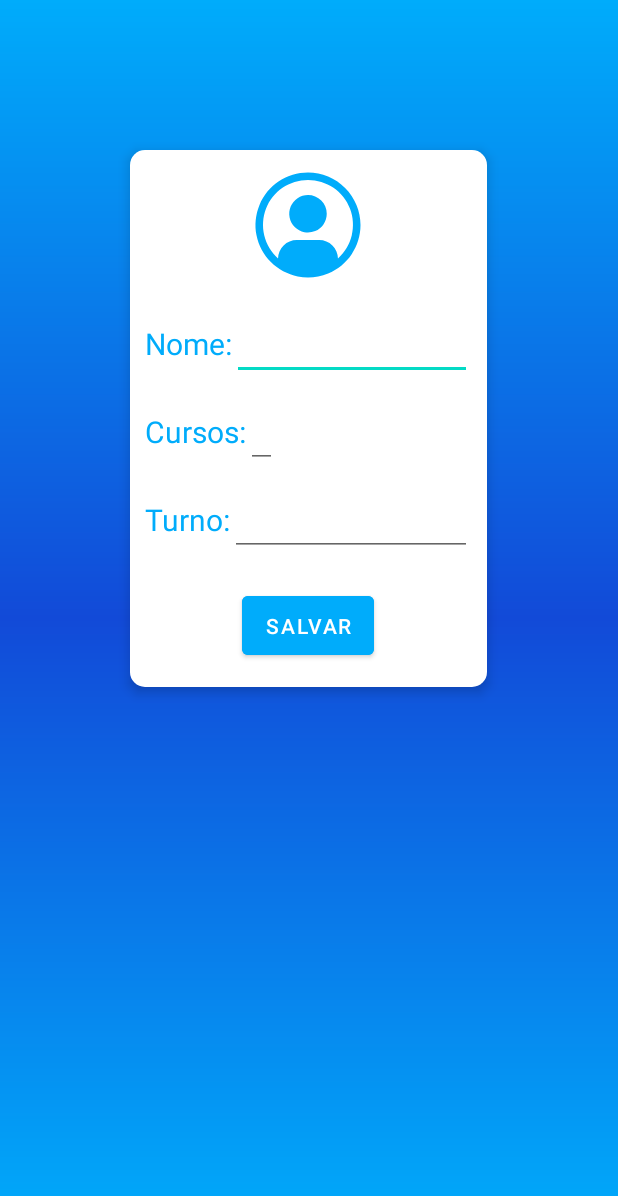
After one commit to ATheDS/SQLiteMaisEstudo, an Android app: the EditarActivity screen opened directly, with no data from a screen before it, on a phone screen of 412 x 824 dp. The commit adds this screen. Shown: the top 1196 px of the screen. Run offline under Robolectric (Android 15) with nearby library versions, the phone set to English and light mode, and no system bars.

Commit message:
terca Arcom

```diff
--- a/app/src/main/AndroidManifest.xml
+++ b/app/src/main/AndroidManifest.xml
@@ -9,6 +9,9 @@
         android:roundIcon="@mipmap/ic_launcher_round"
         android:supportsRtl="true"
         android:theme="@style/Theme.SQLiteMaisEstudo">
+        <activity
+            android:name=".EditarActivity"
+            android:exported="true" />
         <activity
             android:name=".TabelaUsersActivity"
             android:exported="true" />
--- /dev/null
+++ b/app/src/main/java/com/example/sqlitemaisestudo/EditarActivity.java
@@ -0,0 +1,14 @@
+package com.example.sqlitemaisestudo;
+
+import androidx.appcompat.app.AppCompatActivity;
+
+import android.os.Bundle;
+
+public class EditarActivity extends AppCompatActivity {
+
+    @Override
+    protected void onCreate(Bundle savedInstanceState) {
+        super.onCreate(savedInstanceState);
+        setContentView(R.layout.activity_editar);
+    }
+}
--- a/app/src/main/java/com/example/sqlitemaisestudo/HomeActivity.java
+++ b/app/src/main/java/com/example/sqlitemaisestudo/HomeActivity.java
@@ -45,9 +45,10 @@ public class HomeActivity extends AppCompatActivity {
         AgendaFragment afragment = new AgendaFragment();
         PerfilFragment pfragment = new PerfilFragment();
 
+        adapter.addFragment(mfragment,"Materias");
+        adapter.addFragment(afragment,"Agenda");
         adapter.addFragment(pfragment,"Perfil");
-        adapter.addFragment(afragment,"Agenda");
-        adapter.addFragment(mfragment,"Materias");
+
 
         viewPager.setAdapter(adapter);
 
--- a/app/src/main/java/com/example/sqlitemaisestudo/MateriasFragment.java
+++ b/app/src/main/java/com/example/sqlitemaisestudo/MateriasFragment.java
@@ -65,13 +65,7 @@ public class MateriasFragment extends Fragment {
     public View onCreateView(LayoutInflater inflater, ViewGroup container,
                              Bundle savedInstanceState) {
         Bundle bundle = getActivity().getIntent().getExtras();
-        Button editarmaterias = getActivity().findViewById(R.id.editarmaterias);
-        editarmaterias.setOnClickListener(new View.OnClickListener() {
-            @Override
-            public void onClick(View view) {
 
-            }
-        });
 
 
 
--- /dev/null
+++ b/app/src/main/res/layout/activity_editar.xml
@@ -0,0 +1,117 @@
+<?xml version="1.0" encoding="utf-8"?>
+<FrameLayout xmlns:android="http://schemas.android.com/apk/res/android"
+    xmlns:app="http://schemas.android.com/apk/res-auto"
+    xmlns:tools="http://schemas.android.com/tools"
+    android:layout_width="match_parent"
+    android:layout_height="match_parent"
+
+    android:background="@drawable/gradient_blue_2"
+    tools:context=".PerfilFragment">
+
+    <!-- TODO: Update blank fragment layout -->
+
+    <LinearLayout
+        android:layout_width="wrap_content"
+        android:layout_height="wrap_content"
+        android:layout_gravity="center_horizontal"
+        android:layout_marginTop="100dp"
+
+        android:orientation="vertical"
+        android:background="@drawable/card"
+        android:backgroundTint="@color/white"
+        android:elevation="5dp"
+        >
+
+        <ImageView
+            android:layout_width="80dp"
+            android:layout_height="80dp"
+            android:layout_gravity="center"
+            android:layout_margin="10dp"
+
+            android:src="@drawable/ic_carbon_user_avatar_filled_alt"
+            app:tint="@color/lightblue" />
+        <LinearLayout
+            android:layout_width="wrap_content"
+            android:layout_height="wrap_content"
+            android:layout_marginHorizontal="10dp"
+            android:layout_marginVertical="5dp"
+            android:orientation="horizontal">
+            <TextView
+                android:layout_width="match_parent"
+                android:layout_height="wrap_content"
+                android:textSize="20sp"
+                android:text="Nome:"
+                android:textColor="@color/lightblue" />
+
+            <EditText
+                android:id="@+id/nomeedittext"
+                android:layout_width="160dp"
+                android:digits="abcdefghijklmnopqrstuvwxyzABCDEFGHIJKLMNOPQRSTUVWXYZ"
+
+                android:layout_height="wrap_content"
+                android:textColor="@color/lightblue"
+                android:textSize="20sp" />
+        </LinearLayout>
+
+        <LinearLayout
+            android:layout_width="wrap_content"
+            android:layout_height="wrap_content"
+            android:layout_marginHorizontal="10dp"
+            android:layout_marginVertical="5dp"
+            android:orientation="horizontal">
+            <TextView
+                android:textSize="20sp"
+
+                android:layout_width="wrap_content"
+                android:layout_height="wrap_content"
+                android:text="Cursos:"
+                android:textColor="@color/lightblue" />
+            <EditText
+                android:id="@+id/cursosedittext"
+                android:textSize="20sp"
+
+                android:layout_width="wrap_content"
+                android:layout_height="wrap_content"
+
+                android:inputType="number"
+                android:maxLength="3"
+                android:textColor="@color/lightblue" />
+        </LinearLayout>
+        <LinearLayout
+            android:layout_width="match_parent"
+            android:layout_height="wrap_content"
+            android:layout_marginHorizontal="10dp"
+            android:layout_marginVertical="5dp"
+            android:orientation="horizontal">
+            <TextView
+                android:layout_width="wrap_content"
+                android:layout_height="wrap_content"
+                android:textSize="20sp"
+
+                android:text="Turno:"
+                android:textColor="@color/lightblue" />
+            <EditText
+                android:id="@+id/turnoedittext"
+                android:layout_width="match_parent"
+                android:textSize="20sp"
+
+                android:layout_height="wrap_content"
+                android:textColor="@color/lightblue" />
+        </LinearLayout>
+
+        <Button
+            android:id="@+id/salvar"
+            android:layout_width="wrap_content"
+            android:layout_height="wrap_content"
+            android:padding="10dp"
+            android:backgroundTint="@color/lightblue"
+            android:text="Salvar"
+            android:textColor="@color/white"
+            android:layout_gravity="center_horizontal"
+            android:layout_marginVertical="15dp"/>
+
+
+    </LinearLayout>
+
+
+</FrameLayout>
--- a/app/src/main/res/layout/fragment_perfil.xml
+++ b/app/src/main/res/layout/fragment_perfil.xml
@@ -40,8 +40,8 @@
 
             <ImageButton
                 android:id="@+id/editar"
-                android:layout_width="wrap_content"
-                android:layout_height="wrap_content"
+                android:layout_width="27dp"
+                android:layout_height="33dp"
                 android:layout_gravity="end"
                 android:layout_marginStart="50dp"
 
```
Also changed, not shown: app/src/main/java/com/example/sqlitemaisestudo/Banco.java (+10 -1 lines), app/src/main/java/com/example/sqlitemaisestudo/LoginActivity.java (+24 -4 lines), app/src/main/java/com/example/sqlitemaisestudo/PerfilFragment.java (+12 -0 lines).
